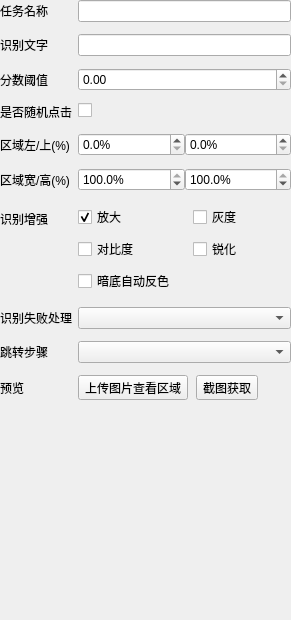
Above: src/ui/ocrForm/OcrForm.ui from Ferrarii-430/onmyoji-script before the change. Below: the same form after it.
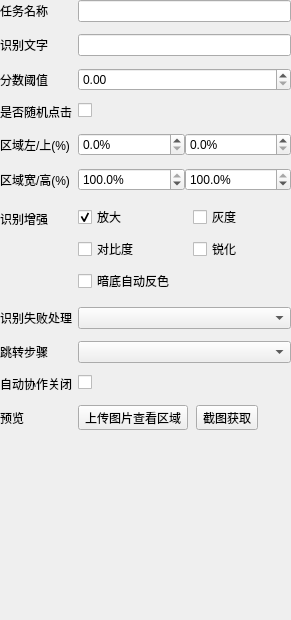
That is the form after the change. Custom widgets are drawn as their Qt base class.

Commit message: feat:添加方案配置导出导入，自动取消协作开关，优化系统方案加载器

Diff of the .ui file:
```diff
--- a/src/ui/ocrForm/OcrForm.ui
+++ b/src/ui/ocrForm/OcrForm.ui
@@ -266,13 +266,30 @@
      </widget>
     </item>
     <item row="9" column="0">
+     <widget class="QLabel" name="autoCancelCollabLabel">
+      <property name="toolTip">
+       <string>开启后本步骤执行时自动处理协作邀请弹窗：识别失败时扫描并关闭弹窗后重试一次（仅当前步骤生效，非全局）</string>
+      </property>
+      <property name="text">
+       <string>自动协作关闭</string>
+      </property>
+     </widget>
+    </item>
+    <item row="9" column="1">
+     <widget class="QCheckBox" name="autoCancelCollabCheckBox">
+      <property name="text">
+       <string/>
+      </property>
+     </widget>
+    </item>
+    <item row="10" column="0">
      <widget class="QLabel" name="label_5">
       <property name="text">
        <string>预览</string>
       </property>
      </widget>
     </item>
-    <item row="9" column="1">
+    <item row="10" column="1">
      <layout class="QHBoxLayout" name="previewBtnLayout">
       <property name="spacing">
        <number>8</number>
@@ -296,7 +313,7 @@
       </item>
      </layout>
     </item>
-    <item row="10" column="0" colspan="2">
+    <item row="11" column="0" colspan="2">
      <widget class="RoiPreviewWidget" name="roiPreview" native="true">
       <property name="sizePolicy">
        <sizepolicy hsizetype="Expanding" vsizetype="Expanding">
```
The commit also changes 34 other files.
